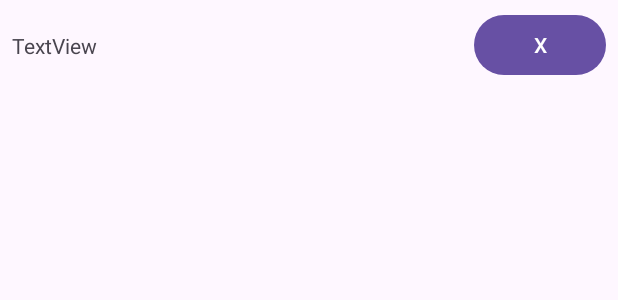
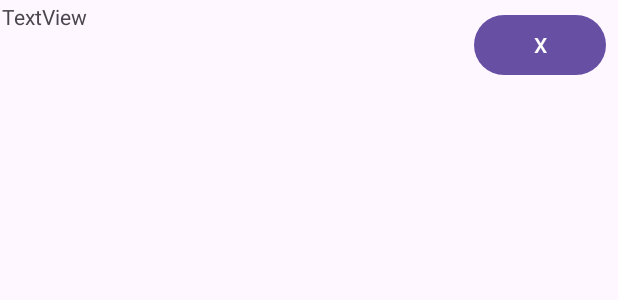
Before and after one commit to ensismoebius/aulas-android-nivel01, an Android app: the layout linha.xml on its own in the app's theme, with its tools: preview values and no code run, on a phone screen of 412 x 824 dp. Shown: the top 300 px of the screen. Run offline under Robolectric (Android 15) with nearby library versions, the phone set to English and light mode, and no system bars.

```diff
--- a/app/src/main/java/org/dedira/calculadora/Informacoes.java
+++ b/app/src/main/java/org/dedira/calculadora/Informacoes.java
@@ -4,4 +4,6 @@ import java.util.ArrayList;
 
 public class Informacoes {
     public static ArrayList<String> listaDeExpressoesMatematicas;
+
+    public static String expressaoAtual; // Novo!
 }
--- a/app/src/main/res/layout/linha.xml
+++ b/app/src/main/res/layout/linha.xml
@@ -7,11 +7,11 @@
     <TextView
         android:id="@+id/txtHistorico"
         android:layout_width="0dp"
-        android:layout_height="wrap_content"
-        android:layout_marginStart="8dp"
-        android:layout_marginTop="8dp"
+        android:layout_height="0dp"
+        android:layout_marginStart="1dp"
+        android:layout_marginTop="1dp"
         android:layout_marginEnd="8dp"
-        android:layout_marginBottom="8dp"
+        android:layout_marginBottom="1dp"
         android:text="TextView"
         app:layout_constraintBottom_toBottomOf="parent"
         app:layout_constraintEnd_toStartOf="@+id/btnDelete"
```
Also changed, not shown: app/src/main/java/org/dedira/calculadora/HistoricoDeContas.java (+9 -1 lines), app/src/main/java/org/dedira/calculadora/IContaSelecionada.java (added, +7 -0 lines), app/src/main/java/org/dedira/calculadora/MainActivity.java (+7 -0 lines), app/src/main/java/org/dedira/calculadora/ResultadoAdaptador.java (+13 -1 lines).
